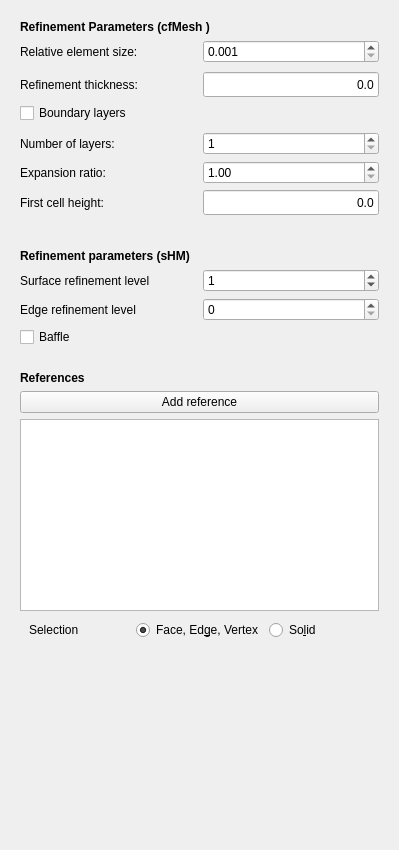
Old version of the form TaskPanelCfdMeshRegion.ui in the repository jaheyns/CfdOF.
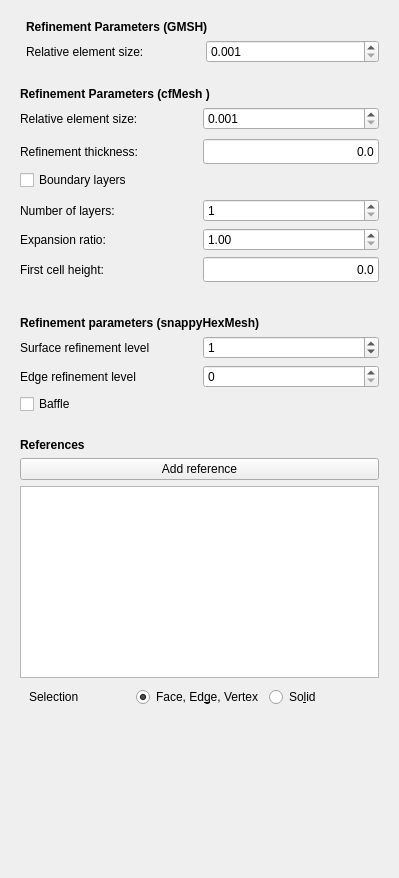
New version of the form. Custom widgets are drawn as their Qt base class.

Commit message: CFD: Bugfix: Fix adding mesh regions with gmsh

Diff of the .ui file:
```diff
--- a/TaskPanelCfdMeshRegion.ui
+++ b/TaskPanelCfdMeshRegion.ui
@@ -7,13 +7,68 @@
     <x>0</x>
     <y>0</y>
     <width>399</width>
-    <height>850</height>
+    <height>878</height>
    </rect>
   </property>
   <property name="windowTitle">
    <string>Mesh region</string>
   </property>
   <layout class="QVBoxLayout" name="verticalLayout">
+   <item>
+    <widget class="QFrame" name="gmsh_frame">
+     <property name="frameShape">
+      <enum>QFrame::NoFrame</enum>
+     </property>
+     <property name="frameShadow">
+      <enum>QFrame::Raised</enum>
+     </property>
+     <layout class="QFormLayout" name="formLayout">
+      <property name="fieldGrowthPolicy">
+       <enum>QFormLayout::AllNonFixedFieldsGrow</enum>
+      </property>
+      <item row="0" column="1">
+       <widget class="QLabel" name="label_6">
+        <property name="font">
+         <font>
+          <weight>75</weight>
+          <bold>true</bold>
+         </font>
+        </property>
+        <property name="text">
+         <string>Refinement Parameters (GMSH)</string>
+        </property>
+       </widget>
+      </item>
+      <item row="1" column="1">
+       <layout class="QHBoxLayout" name="horizontalLayout_6">
+        <item>
+         <widget class="QLabel" name="label_rellen_2">
+          <property name="text">
+           <string>Relative element size:</string>
+          </property>
+         </widget>
+        </item>
+        <item>
+         <widget class="QDoubleSpinBox" name="if_gmsh_rellen">
+          <property name="decimals">
+           <number>3</number>
+          </property>
+          <property name="minimum">
+           <double>0.001000000000000</double>
+          </property>
+          <property name="maximum">
+           <double>1.000000000000000</double>
+          </property>
+          <property name="singleStep">
+           <double>0.050000000000000</double>
+          </property>
+         </widget>
+        </item>
+       </layout>
+      </item>
+     </layout>
+    </widget>
+   </item>
    <item>
     <widget class="QFrame" name="cf_frame">
      <property name="frameShape">
@@ -23,7 +78,7 @@
       <enum>QFrame::Raised</enum>
      </property>
      <layout class="QGridLayout" name="gridLayout_10">
-      <item row="0" column="0">
+      <item row="1" column="0">
        <widget class="QLabel" name="label_2">
         <property name="font">
          <font>
@@ -37,6 +92,33 @@
        </widget>
       </item>
       <item row="2" column="0">
+       <layout class="QHBoxLayout" name="horizontalLayout_3">
+        <item>
+         <widget class="QLabel" name="label_rellen">
+          <property name="text">
+           <string>Relative element size:</string>
+          </property>
+         </widget>
+        </item>
+        <item>
+         <widget class="QDoubleSpinBox" name="if_rellen">
+          <property name="decimals">
+           <number>3</number>
+          </property>
+          <property name="minimum">
+           <double>0.001000000000000</double>
+          </property>
+          <property name="maximum">
+           <double>1.000000000000000</double>
+          </property>
+          <property name="singleStep">
+           <double>0.050000000000000</double>
+          </property>
+         </widget>
+        </item>
+       </layout>
+      </item>
+      <item row="3" column="0">
        <widget class="QFrame" name="refinement_frame">
         <property name="sizePolicy">
          <sizepolicy hsizetype="Preferred" vsizetype="Minimum">
@@ -253,33 +335,6 @@
         </layout>
        </widget>
       </item>
-      <item row="1" column="0">
-       <layout class="QHBoxLayout" name="horizontalLayout_3">
-        <item>
-         <widget class="QLabel" name="label_rellen">
-          <property name="text">
-           <string>Relative element size:</string>
-          </property>
-         </widget>
-        </item>
-        <item>
-         <widget class="QDoubleSpinBox" name="if_rellen">
-          <property name="decimals">
-           <number>3</number>
-          </property>
-          <property name="minimum">
-           <double>0.001000000000000</double>
-          </property>
-          <property name="maximum">
-           <double>1.000000000000000</double>
-          </property>
-          <property name="singleStep">
-           <double>0.050000000000000</double>
-          </property>
-         </widget>
-        </item>
-       </layout>
-      </item>
      </layout>
     </widget>
    </item>
@@ -301,7 +356,7 @@
          </font>
         </property>
         <property name="text">
-         <string>Refinement parameters (sHM)</string>
+         <string>Refinement parameters (snappyHexMesh)</string>
         </property>
        </widget>
       </item>
```
The commit also changes 2 other files.
